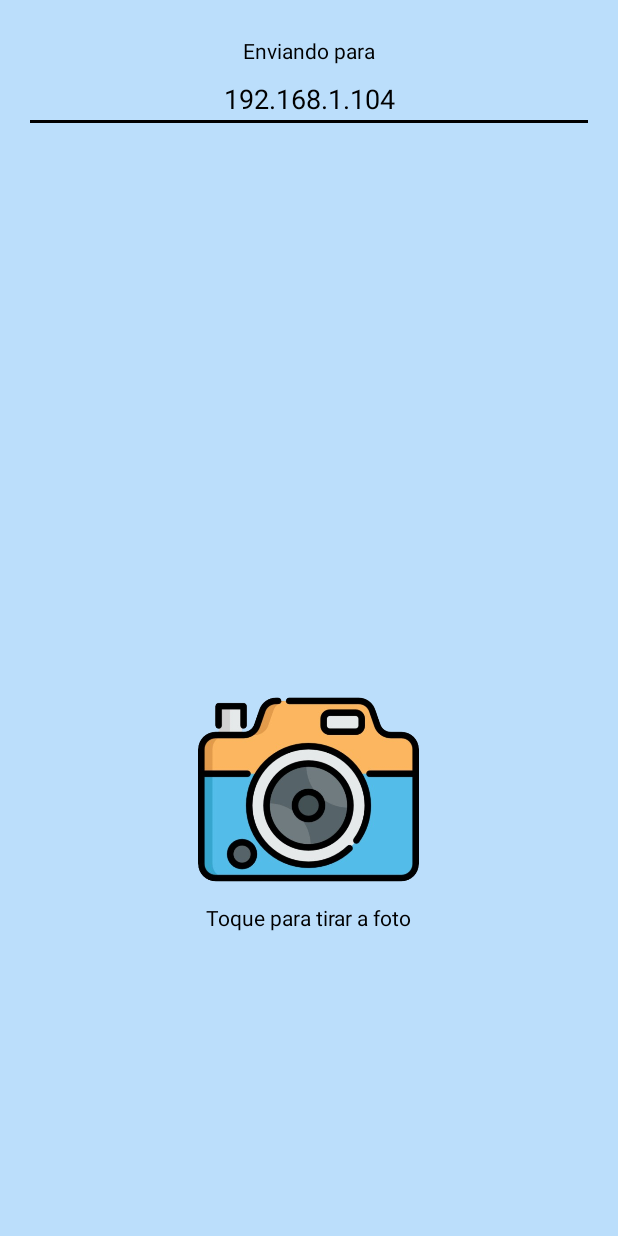
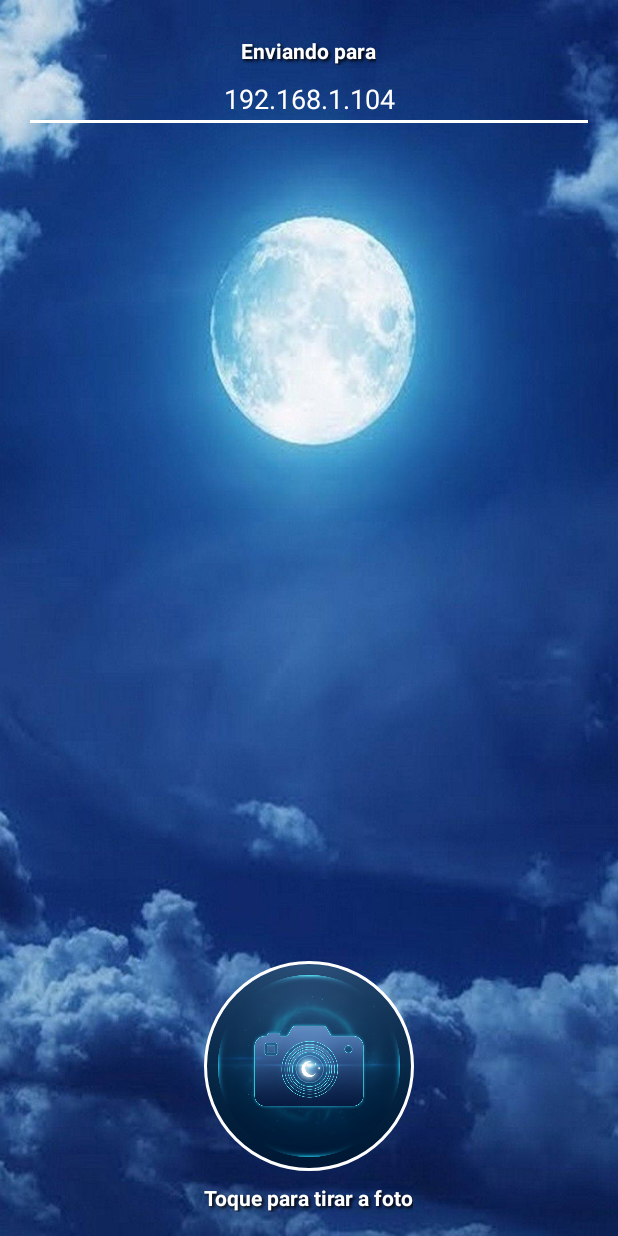
Before and after one commit to LuisLgl/FotoBased, an Android app: the screen it shows after launch (MainActivity), on a phone screen of 412 x 824 dp. Run offline under Robolectric (Android 15) with nearby library versions, the phone set to English and light mode, and no system bars; our stand-ins replace CircleImageView.

Commit message:
Front Finalizado

```diff
--- a/app/build.gradle.kts
+++ b/app/build.gradle.kts
@@ -46,5 +46,6 @@ dependencies {
     testImplementation(libs.junit)
     androidTestImplementation(libs.androidx.junit)
     androidTestImplementation(libs.androidx.espresso.core)
+    implementation("de.hdodenhof:circleimageview:3.1.0")
 
 }
--- a/app/src/main/res/layout/activity_main.xml
+++ b/app/src/main/res/layout/activity_main.xml
@@ -10,7 +10,7 @@
     android:padding="16dp"
     android:gravity="center_horizontal"
     tools:context=".MainActivity"
-    android:background="#BBDEFB">
+    android:background="@drawable/lua">
 
     <TextView
         android:id="@+id/IpPlaceholderText"
@@ -18,7 +18,12 @@
         android:layout_height="wrap_content"
         android:layout_marginTop="8dp"
         android:text="Enviando para"
-        android:textColor="#000000" />
+        android:textColor="#FFFFFF"
+        android:textStyle="bold"
+        android:shadowColor="#000000"
+        android:shadowDx="2"
+        android:shadowDy="2"
+        android:shadowRadius="2" />
 
     <EditText
         android:id="@+id/serverIpInput"
@@ -28,18 +33,23 @@
         android:hint="IP do Servidor (ex: 192.168.1.104)"
         android:inputType="text"
         android:text="192.168.1.104"
-        android:textColor="#000000"
-        android:textColorHint="#555555"
-        android:backgroundTint="#000000" />
+        android:textColor="#FFFFFF"
+        android:textColorHint="#CCCCCC"
+        android:backgroundTint="#FFFFFF" />
 
-    <ImageView
+    <Space
+        android:layout_width="match_parent"
+        android:layout_height="0dp"
+        android:layout_weight="1" />
+
+    <de.hdodenhof.circleimageview.CircleImageView
         android:id="@+id/previewImage"
-        android:layout_width="147dp"
-        android:layout_height="135dp"
-        android:layout_marginTop="370dp"
-        android:background="#BBDEFB"
+        android:layout_width="140dp"
+        android:layout_height="140dp"
         android:scaleType="centerCrop"
-        android:src="@drawable/fotona" />
+        android:src="@drawable/fotona"
+        app:civ_border_width="2dp"
+        app:civ_border_color="#FFFFFF"/>
 
     <TextView
         android:id="@+id/imagePlaceholderText"
@@ -47,5 +57,10 @@
         android:layout_height="wrap_content"
         android:layout_marginTop="8dp"
         android:text="Toque para tirar a foto"
-        android:textColor="#000000" />
+        android:textColor="#FFFFFF"
+        android:textStyle="bold"
+        android:shadowColor="#000000"
+        android:shadowDx="2"
+        android:shadowDy="2"
+        android:shadowRadius="2" />
 </LinearLayout>
```
Also changed, not shown: app/src/main/res/drawable/fotona.png, app/src/main/res/drawable/lua.jpg (added), 2 other files.
